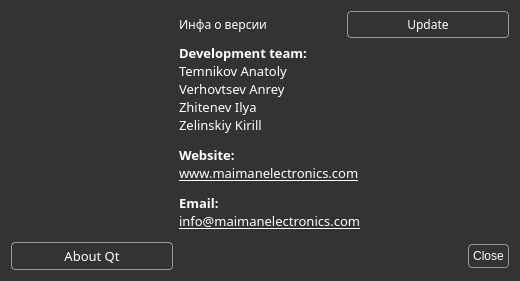
First picture: the form in multibench/widgets/aboutdialog.ui, repository IlyaZh/Maiman-MCBS, before the edit.
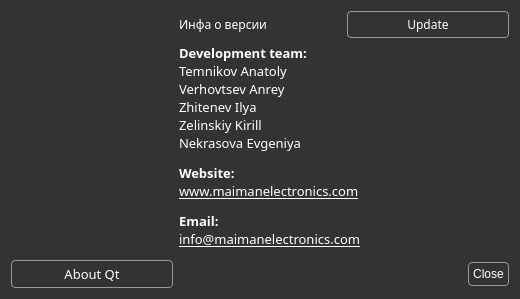
Second picture: the form after the edit. Icons and pictures are not drawn.

Patch:
```diff
--- a/multibench/widgets/aboutdialog.ui
+++ b/multibench/widgets/aboutdialog.ui
@@ -172,7 +172,7 @@
 font: 10pt &quot;Share Tech Mono&quot;;</string>
      </property>
      <property name="text">
-      <string>&lt;html&gt;&lt;head/&gt;&lt;body&gt;&lt;p align=&quot;justify&quot;&gt;&lt;span style=&quot; font-weight:600;&quot;&gt;Development team:&lt;/span&gt;&lt;br/&gt;Temnikov Anatoly&lt;br/&gt;Verhovtsev Anrey&lt;br/&gt;Zhitenev Ilya&lt;br/&gt;Zelinskiy Kirill&lt;/p&gt;&lt;p align=&quot;justify&quot;&gt;&lt;span style=&quot; font-weight:600;&quot;&gt;Website:&lt;/span&gt;&lt;br/&gt;&lt;a href=&quot;https://www.maimanelectronics.com/&quot;&gt;&lt;span style=&quot; text-decoration: underline; color:#ffffff;&quot;&gt;www.maimanelectronics.com&lt;/span&gt;&lt;/a&gt;&lt;/p&gt;&lt;p align=&quot;justify&quot;&gt;&lt;span style=&quot; font-weight:600;&quot;&gt;Email:&lt;/span&gt;&lt;br/&gt;&lt;a href=&quot;mailto:info@maimanelectronics.com&quot;&gt;&lt;span style=&quot; text-decoration: underline; color:#ffffff;&quot;&gt;info@maimanelectronics.com&lt;/span&gt;&lt;/a&gt;&lt;/p&gt;&lt;/body&gt;&lt;/html&gt;</string>
+      <string>&lt;html&gt;&lt;head/&gt;&lt;body&gt;&lt;p align=&quot;justify&quot;&gt;&lt;span style=&quot; font-weight:600;&quot;&gt;Development team:&lt;/span&gt;&lt;br/&gt;Temnikov Anatoly&lt;br/&gt;Verhovtsev Anrey&lt;br/&gt;Zhitenev Ilya&lt;br/&gt;Zelinskiy Kirill &lt;br/&gt;Nekrasova Evgeniya&lt;/p&gt;&lt;p align=&quot;justify&quot;&gt;&lt;span style=&quot; font-weight:600;&quot;&gt;Website:&lt;/span&gt;&lt;br/&gt;&lt;a href=&quot;https://www.maimanelectronics.com/&quot;&gt;&lt;span style=&quot; text-decoration: underline; color:#ffffff;&quot;&gt;www.maimanelectronics.com&lt;/span&gt;&lt;/a&gt;&lt;/p&gt;&lt;p align=&quot;justify&quot;&gt;&lt;span style=&quot; font-weight:600;&quot;&gt;Email:&lt;/span&gt;&lt;br/&gt;&lt;a href=&quot;mailto:info@maimanelectronics.com&quot;&gt;&lt;span style=&quot; text-decoration: underline; color:#ffffff;&quot;&gt;info@maimanelectronics.com&lt;/span&gt;&lt;/a&gt;&lt;/p&gt;&lt;/body&gt;&lt;/html&gt;</string>
      </property>
      <property name="textFormat">
       <enum>Qt::AutoText</enum>
```
